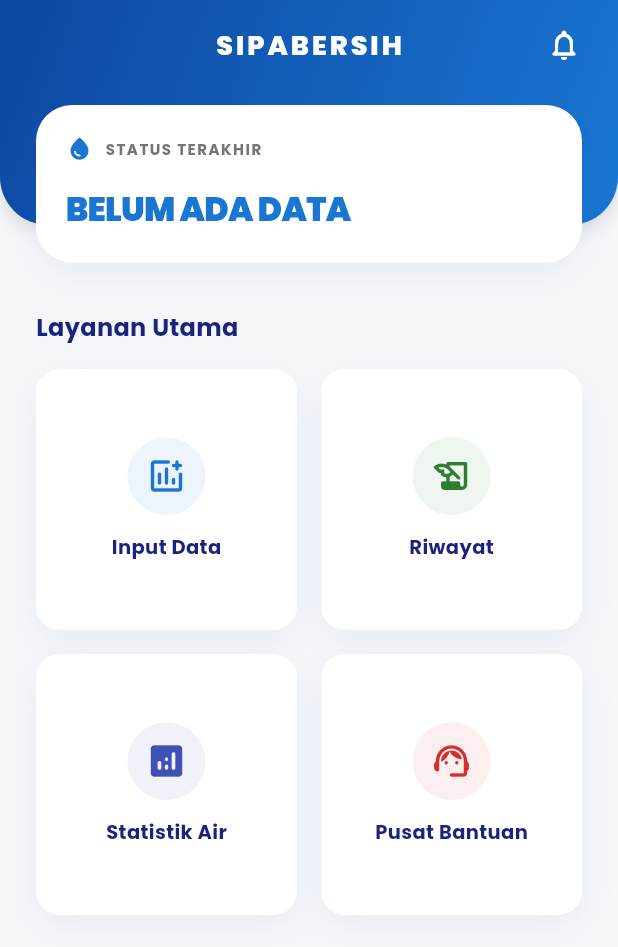
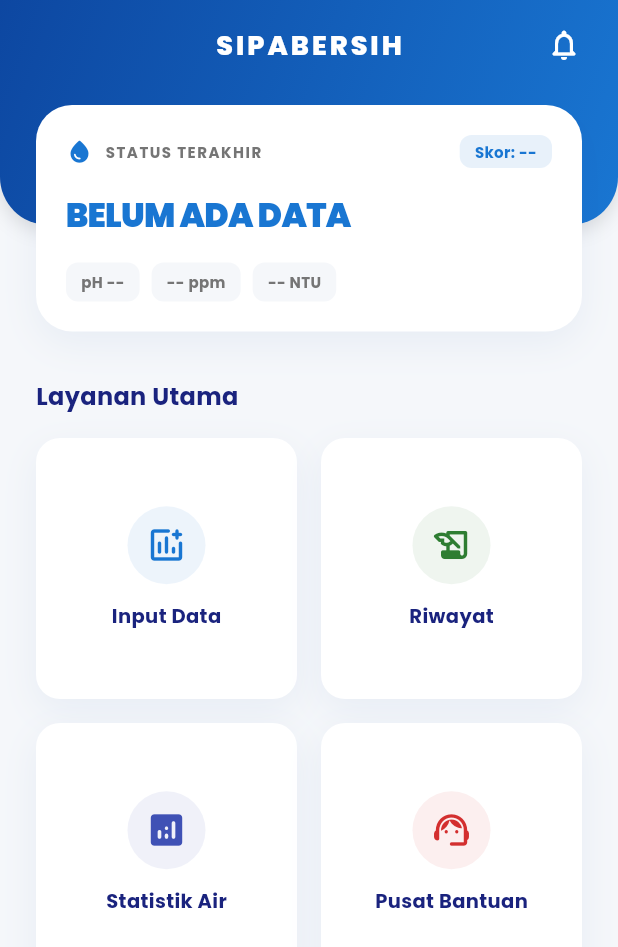
Before and after one commit to mdhrarrf/sipabersih, a Flutter app: the HomeScreen screen opened directly, on a phone screen of 412 x 824 dp. Shown: the top 947 px of the screen. Run offline on Flutter 3.47's test engine with Material 3 defaults, Android fonts, the phone set to English and light mode, and no system bars; our stand-ins replace fl_chart, google_fonts, pdf, printing, sqflite, supabase_flutter; accounts and stored records are empty.

Commit message:
perbaikan card

```diff
--- a/lib/screens/home_screen.dart
+++ b/lib/screens/home_screen.dart
@@ -119,10 +119,14 @@ class _HomeScreenState extends State<HomeScreen> {
   }
 
   Widget _buildMainStatusCard() {
-    return FutureBuilder<HistoryItem?>(
-      future: HistoryService.getLastData(),
+    // Kita gunakan StreamBuilder agar Real-time dan konsisten
+    return StreamBuilder<List<HistoryItem>>(
+      stream: HistoryService.getHistoryStream(),
       builder: (context, snapshot) {
-        final lastData = snapshot.data;
+        final history = snapshot.data ?? [];
+        final lastData = history.isNotEmpty ? history.first : null;
+
+        // Jika kosong gunakan Biru, jika ada gunakan warna status (Hijau/Kuning/Merah)
         final color = lastData?.result.color ?? AppColors.accentBlue;
 
         return Container(
@@ -136,6 +140,7 @@ class _HomeScreenState extends State<HomeScreen> {
           child: Column(
             crossAxisAlignment: CrossAxisAlignment.start,
             children: [
+              // BARIS 1: Header & Skor
               Row(
                 mainAxisAlignment: MainAxisAlignment.spaceBetween,
                 children: [
@@ -153,18 +158,20 @@ class _HomeScreenState extends State<HomeScreen> {
                       ),
                     ],
                   ),
-                  if (lastData != null)
+                  // Skor selalu tampil (jika null tampilkan --)
                   Container(
                     padding: const EdgeInsets.symmetric(
-                        horizontal: 8,
+                      horizontal: 10,
                       vertical: 4,
                     ),
                     decoration: BoxDecoration(
                       color: color.withOpacity(0.1),
-                        borderRadius: BorderRadius.circular(6),
+                      borderRadius: BorderRadius.circular(8),
                     ),
                     child: Text(
-                        "Skor: ${lastData.result.score}",
+                      lastData != null
+                          ? "Skor: ${lastData.result.score}"
+                          : "Skor: --",
                       style: TextStyle(
                         color: color,
                         fontWeight: FontWeight.bold,
@@ -174,7 +181,10 @@ class _HomeScreenState extends State<HomeScreen> {
                   ),
                 ],
               ),
+
               const SizedBox(height: 16),
+
+              // BARIS 2: Teks Status (Ukurannya dikunci agar tidak berubah)
               Text(
                 lastData?.result.status ?? "BELUM ADA DATA",
                 style: AppStyles.h1.copyWith(
@@ -183,10 +193,32 @@ class _HomeScreenState extends State<HomeScreen> {
                   fontWeight: FontWeight.w900,
                 ),
               ),
-              if (lastData != null) ...[
+
               const SizedBox(height: 16),
-                _buildQuickStats(lastData),
+
+              // BARIS 3: Quick Stats (SEKARANG SELALU TAMPIL AGAR UKURAN TETAP)
+              Row(
+                children: [
+                  _miniPill(
+                    lastData != null ? "pH ${lastData.measure.ph}" : "pH --",
+                    color,
+                  ),
+                  const SizedBox(width: 8),
+                  _miniPill(
+                    lastData != null
+                        ? "${lastData.measure.tds.toInt()} ppm"
+                        : "-- ppm",
+                    color,
+                  ),
+                  const SizedBox(width: 8),
+                  _miniPill(
+                    lastData != null
+                        ? "${lastData.measure.turbidity.toInt()} NTU"
+                        : "-- NTU",
+                    color,
+                  ),
                 ],
+              ),
             ],
           ),
         );
@@ -194,29 +226,21 @@ class _HomeScreenState extends State<HomeScreen> {
     );
   }
 
-  Widget _buildQuickStats(HistoryItem data) {
-    return Row(
-      children: [
-        _miniPill("pH ${data.measure.ph}"),
-        const SizedBox(width: 8),
-        _miniPill("${data.measure.tds.toInt()} ppm"),
-        const SizedBox(width: 8),
-        _miniPill("${data.measure.turbidity.toInt()} NTU"),
-      ],
-    );
-  }
-
-  Widget _miniPill(String label) {
+  // Fungsi pembantu Pill dengan warna dinamis
+  Widget _miniPill(String label, Color color) {
     return Container(
-      padding: const EdgeInsets.symmetric(horizontal: 10, vertical: 5),
+      padding: const EdgeInsets.symmetric(horizontal: 10, vertical: 6),
       decoration: BoxDecoration(
-        color: AppColors.lightBlue.withOpacity(0.5),
+        // Jika data kosong, gunakan warna background standar
+        color: label.contains("--")
+            ? AppColors.background
+            : color.withOpacity(0.1),
         borderRadius: BorderRadius.circular(8),
       ),
       child: Text(
         label,
         style: AppStyles.caption.copyWith(
-          color: AppColors.primaryDark,
+          color: label.contains("--") ? AppColors.textLight : color,
           fontWeight: FontWeight.bold,
           fontSize: 10,
         ),
```
Lines whose indentation alone changed are shown as unchanged.
